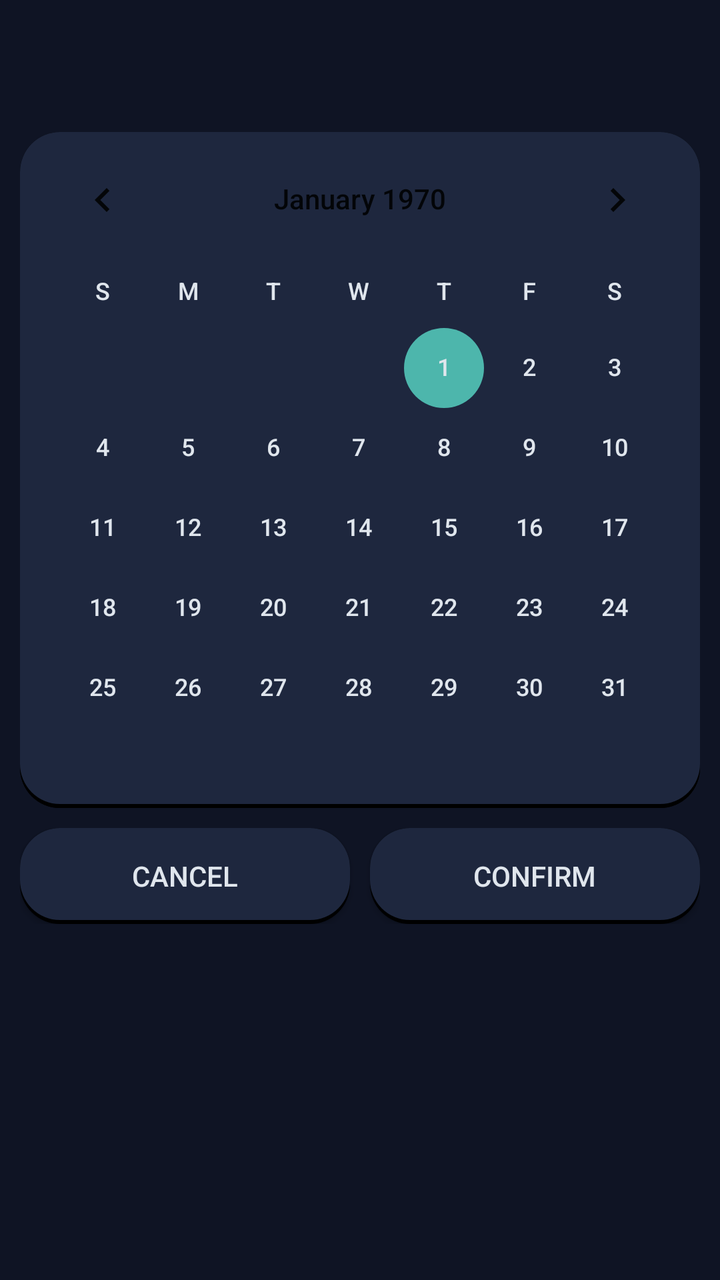
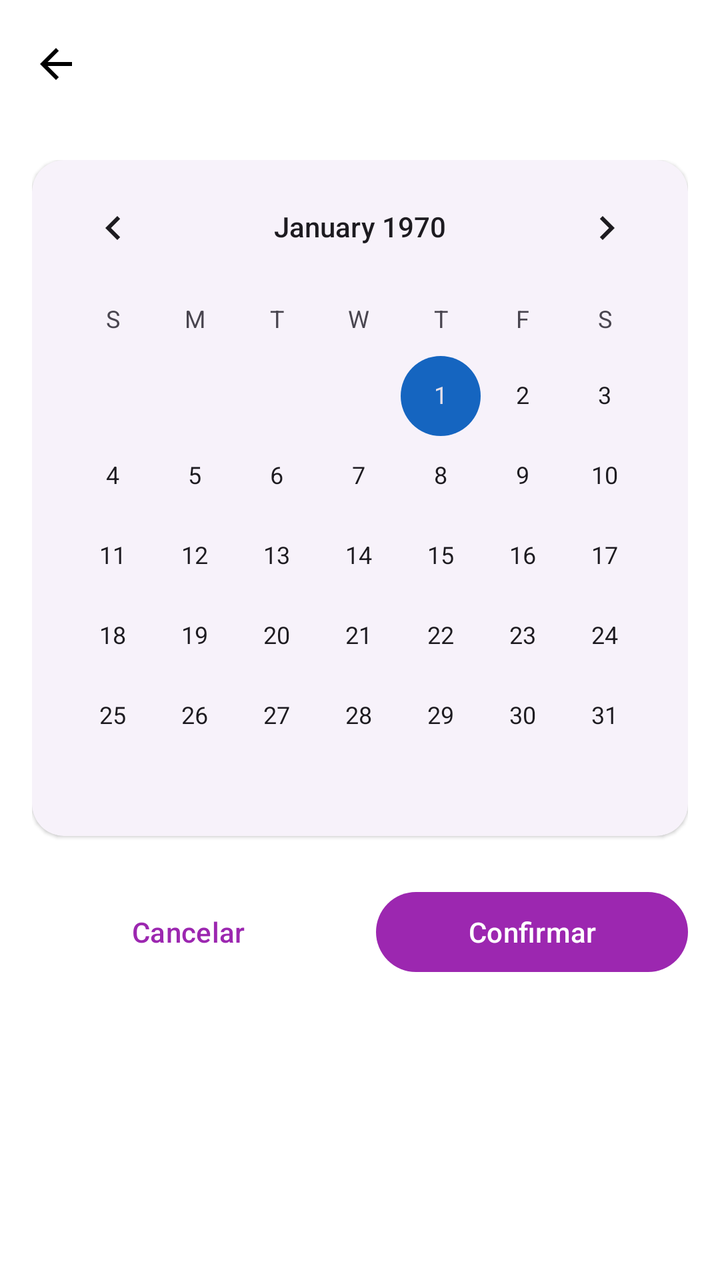

An Android layout rendered at two revisions. The XML below is the earlier revision; the diff shows what the commit changed to produce the second picture.
<!-- AndroidManifest.xml: application theme Theme.Newstart -->
<!-- res/layout/activity_calendar.xml -->
<?xml version="1.0" encoding="utf-8"?>
<androidx.constraintlayout.widget.ConstraintLayout xmlns:android="http://schemas.android.com/apk/res/android"
    xmlns:app="http://schemas.android.com/apk/res-auto"
    xmlns:tools="http://schemas.android.com/tools"
    android:layout_width="match_parent"
    android:layout_height="match_parent"
    android:background="@color/dark_purple"
    tools:context=".activities.Activity_Calendar">

    <androidx.appcompat.widget.Toolbar
        android:id="@+id/toolbarActivityCalendar"
        android:layout_width="match_parent"
        android:layout_height="wrap_content"
        android:minHeight="?attr/actionBarSize"
        app:layout_constraintEnd_toEndOf="parent"
        app:layout_constraintHorizontal_bias="0.0"
        app:layout_constraintStart_toStartOf="parent"
        app:layout_constraintTop_toTopOf="parent"
        app:titleTextColor="@color/text_middle" />

    <CalendarView
        android:id="@+id/calendarView"
        android:layout_width="match_parent"
        android:layout_height="wrap_content"
        android:layout_marginStart="10dp"
        android:layout_marginEnd="10dp"
        android:layout_marginTop="10dp"
        android:background="@drawable/shape_box_round_middle"
        android:dateTextAppearance="@color/pop_orange"
        android:foregroundTint="#0099A4C5"
        android:weekDayTextAppearance="@color/pop_orange"
        app:layout_constraintEnd_toEndOf="parent"
        app:layout_constraintHorizontal_bias="1.0"
        app:layout_constraintStart_toStartOf="parent"
        app:layout_constraintTop_toBottomOf="@+id/toolbarActivityCalendar" />

    <LinearLayout
        android:id="@+id/linearLayoutButtonsNutrition"
        android:layout_width="match_parent"
        android:layout_height="wrap_content"
        android:layout_marginStart="10dp"
        android:layout_marginTop="10dp"
        android:layout_marginEnd="10dp"
        android:fadingEdge="vertical"
        android:orientation="horizontal"
        app:layout_constraintEnd_toEndOf="parent"
        app:layout_constraintHorizontal_bias="0.0"
        app:layout_constraintStart_toStartOf="parent"
        app:layout_constraintTop_toBottomOf="@+id/calendarView">

        <androidx.appcompat.widget.AppCompatButton
            android:id="@+id/buttonCancelSetDate"
            android:layout_width="0dp"
            android:layout_height="wrap_content"
            android:layout_weight="1"
            android:background="@drawable/shape_box_round_middle"
            android:text="Cancel" />

        <Space
            android:layout_width="10dp"
            android:layout_height="match_parent" />

        <androidx.appcompat.widget.AppCompatButton
            android:id="@+id/buttonConfirmSetDate"
            android:layout_width="0dp"
            android:layout_height="wrap_content"
            android:layout_weight="1"
            android:background="@drawable/shape_box_round_middle"
            android:text="Confirm" />

    </LinearLayout>

</androidx.constraintlayout.widget.ConstraintLayout>
<!-- resources referenced by this layout -->
<resources>
  <color name="dark_purple">#0F1424</color>
  <color name="pop_orange">#F97141</color>
  <color name="text_middle">#8A96A8</color>
  <!-- drawable shape_box_round_middle (drawable-v24) -->
  <?xml version="1.0" encoding="utf-8"?>
  <layer-list xmlns:android="http://schemas.android.com/apk/res/android">
      
      <item>
          <shape android:shape="rectangle">
              <corners
                  android:bottomRightRadius="20dp"
                  android:bottomLeftRadius="20dp"
                  android:topRightRadius="20dp"
                  android:topLeftRadius="20dp"/>
              <solid
                  android:color="@color/black" />
          </shape>
      </item>
  
      
      <item
          android:left="0dp"
          android:right="0dp"
          android:top="0dp"
          android:bottom="2dp">
          <shape android:shape="rectangle">
              <corners
                  android:bottomRightRadius="20dp"
                  android:bottomLeftRadius="20dp"
                  android:topRightRadius="20dp"
                  android:topLeftRadius="20dp" />
              <solid
                  android:color="@color/middle_purple" />
          </shape>
      </item>
  </layer-list>
  <style name="Theme.Newstart" parent="Theme.MaterialComponents.DayNight.NoActionBar">
          
          <item name="colorPrimary">@color/accent_teal</item>
          <item name="colorPrimaryVariant">@color/dark_purple</item>
          <item name="colorOnPrimary">@color/dark_purple</item>
  
          
          <item name="android:windowBackground">@color/dark_purple</item>
          <item name="android:textColor">@color/text_high</item>
  
          
          <item name="colorSecondary">@color/accent_teal</item>
          <item name="colorOnSecondary">@color/dark_purple</item>
  
          
          <item name="android:statusBarColor" tools:targetApi="l">@color/dark_purple</item>
  
          
          <item name="colorControlNormal">@color/text_middle</item>
          <item name="colorControlActivated">@color/accent_teal</item>
      </style>
  <color name="black">#FF000000</color>
  <color name="middle_purple">#1E273E</color>
  <color name="accent_teal">#4DB6AC</color>
  <color name="text_high">#E0E6ED</color>
</resources>

<!-- the commit's change to res/layout/activity_calendar.xml (unified diff, before → after) -->
@@ -1,73 +1,81 @@
 <?xml version="1.0" encoding="utf-8"?>
-<androidx.constraintlayout.widget.ConstraintLayout xmlns:android="http://schemas.android.com/apk/res/android"
+<androidx.coordinatorlayout.widget.CoordinatorLayout xmlns:android="http://schemas.android.com/apk/res/android"
     xmlns:app="http://schemas.android.com/apk/res-auto"
     xmlns:tools="http://schemas.android.com/tools"
     android:layout_width="match_parent"
     android:layout_height="match_parent"
-    android:background="@color/dark_purple"
+    android:background="?android:attr/windowBackground"
     tools:context=".activities.Activity_Calendar">
 
-    <androidx.appcompat.widget.Toolbar
-        android:id="@+id/toolbarActivityCalendar"
+    <com.google.android.material.appbar.AppBarLayout
         android:layout_width="match_parent"
         android:layout_height="wrap_content"
-        android:minHeight="?attr/actionBarSize"
-        app:layout_constraintEnd_toEndOf="parent"
-        app:layout_constraintHorizontal_bias="0.0"
-        app:layout_constraintStart_toStartOf="parent"
-        app:layout_constraintTop_toTopOf="parent"
-        app:titleTextColor="@color/text_middle" />
+        android:background="@android:color/transparent"
+        app:elevation="0dp">
 
-    <CalendarView
-        android:id="@+id/calendarView"
+        <com.google.android.material.appbar.MaterialToolbar
+            android:id="@+id/toolbarActivityCalendar"
+            android:layout_width="match_parent"
+            android:layout_height="?attr/actionBarSize"
+            app:titleTextColor="?attr/colorOnSurface"
+            app:navigationIcon="@drawable/ic_baseline_arrow_back_24"
+            app:navigationIconTint="?attr/colorOnSurface" />
+
+    </com.google.android.material.appbar.AppBarLayout>
+
+    <androidx.core.widget.NestedScrollView
         android:layout_width="match_parent"
-        android:layout_height="wrap_content"
-        android:layout_marginStart="10dp"
-        android:layout_marginEnd="10dp"
-        android:layout_marginTop="10dp"
-        android:background="@drawable/shape_box_round_middle"
-        android:dateTextAppearance="@color/pop_orange"
-        android:foregroundTint="#0099A4C5"
-        android:weekDayTextAppearance="@color/pop_orange"
-        app:layout_constraintEnd_toEndOf="parent"
-        app:layout_constraintHorizontal_bias="1.0"
-        app:layout_constraintStart_toStartOf="parent"
-        app:layout_constraintTop_toBottomOf="@+id/toolbarActivityCalendar" />
+        android:layout_height="match_parent"
+        app:layout_behavior="@string/appbar_scrolling_view_behavior">
 
-    <LinearLayout
-        android:id="@+id/linearLayoutButtonsNutrition"
-        android:layout_width="match_parent"
-        android:layout_height="wrap_content"
-        android:layout_marginStart="10dp"
-        android:layout_marginTop="10dp"
-        android:layout_marginEnd="10dp"
-        android:fadingEdge="vertical"
-        android:orientation="horizontal"
-        app:layout_constraintEnd_toEndOf="parent"
-        app:layout_constraintHorizontal_bias="0.0"
-        app:layout_constraintStart_toStartOf="parent"
-        app:layout_constraintTop_toBottomOf="@+id/calendarView">
+        <LinearLayout
+            android:layout_width="match_parent"
+            android:layout_height="wrap_content"
+            android:orientation="vertical"
+            android:padding="16dp">
 
-        <androidx.appcompat.widget.AppCompatButton
-            android:id="@+id/buttonCancelSetDate"
-            android:layout_width="0dp"
-            android:layout_height="wrap_content"
-            android:layout_weight="1"
-            android:background="@drawable/shape_box_round_middle"
-            android:text="Cancel" />
+            <com.google.android.material.card.MaterialCardView
+                android:layout_width="match_parent"
+                android:layout_height="wrap_content"
+                style="@style/Widget.Material3.CardView.Elevated"
+                app:cardCornerRadius="16dp">
 
-        <Space
-            android:layout_width="10dp"
-            android:layout_height="match_parent" />
+                <CalendarView
+                    android:id="@+id/calendarView"
+                    android:layout_width="match_parent"
+                    android:layout_height="wrap_content" />
+            </com.google.android.material.card.MaterialCardView>
 
-        <androidx.appcompat.widget.AppCompatButton
-            android:id="@+id/buttonConfirmSetDate"
-            android:layout_width="0dp"
-            android:layout_height="wrap_content"
-            android:layout_weight="1"
-            android:background="@drawable/shape_box_round_middle"
-            android:text="Confirm" />
+            <LinearLayout
+                android:id="@+id/linearLayoutButtonsNutrition"
+                android:layout_width="match_parent"
+                android:layout_height="wrap_content"
+                android:layout_marginTop="24dp"
+                android:orientation="horizontal">
 
-    </LinearLayout>
+                <com.google.android.material.button.MaterialButton
+                    android:id="@+id/buttonCancelSetDate"
+                    style="@style/Widget.Material3.Button.TextButton"
+                    android:layout_width="0dp"
+                    android:layout_height="wrap_content"
+                    android:layout_weight="1"
+                    android:text="Cancelar" />
 
-</androidx.constraintlayout.widget.ConstraintLayout>
+                <Space
+                    android:layout_width="16dp"
+                    android:layout_height="match_parent" />
+
+                <com.google.android.material.button.MaterialButton
+                    android:id="@+id/buttonConfirmSetDate"
+                    style="@style/Widget.Material3.Button"
+                    android:layout_width="0dp"
+                    android:layout_height="wrap_content"
+                    android:layout_weight="1"
+                    android:text="Confirmar" />
+
+            </LinearLayout>
+
+        </LinearLayout>
+    </androidx.core.widget.NestedScrollView>
+
+</androidx.coordinatorlayout.widget.CoordinatorLayout>
<!-- resource entries referenced after the edit -->
@@ -1,65 +1,42 @@
 <!-- resources referenced by this layout -->
 <resources>
-  <color name="dark_purple">#0F1424</color>
-  <color name="pop_orange">#F97141</color>
+  <!-- drawable ic_baseline_arrow_back_24 (drawable) -->
+  <vector xmlns:android="http://schemas.android.com/apk/res/android"
+      android:width="24dp"
+      android:height="24dp"
+      android:viewportWidth="24"
+      android:viewportHeight="24"
+      android:tint="?attr/colorControlNormal">
+    <path
+        android:fillColor="@android:color/white"
+        android:pathData="M20,11H7.83l5.59,-5.59L12,4l-8,8 8,8 1.41,-1.41L7.83,13H20v-2z"/>
+  </vector>
   <color name="text_middle">#8A96A8</color>
-  <!-- drawable shape_box_round_middle (drawable-v24) -->
-  <?xml version="1.0" encoding="utf-8"?>
-  <layer-list xmlns:android="http://schemas.android.com/apk/res/android">
-      
-      <item>
-          <shape android:shape="rectangle">
-              <corners
-                  android:bottomRightRadius="20dp"
-                  android:bottomLeftRadius="20dp"
-                  android:topRightRadius="20dp"
-                  android:topLeftRadius="20dp"/>
-              <solid
-                  android:color="@color/black" />
-          </shape>
-      </item>
-  
-      
-      <item
-          android:left="0dp"
-          android:right="0dp"
-          android:top="0dp"
-          android:bottom="2dp">
-          <shape android:shape="rectangle">
-              <corners
-                  android:bottomRightRadius="20dp"
-                  android:bottomLeftRadius="20dp"
-                  android:topRightRadius="20dp"
-                  android:topLeftRadius="20dp" />
-              <solid
-                  android:color="@color/middle_purple" />
-          </shape>
-      </item>
-  </layer-list>
-  <style name="Theme.Newstart" parent="Theme.MaterialComponents.DayNight.NoActionBar">
+  <style name="Theme.Newstart" parent="Theme.Material3.DayNight.NoActionBar">
           
-          <item name="colorPrimary">@color/accent_teal</item>
-          <item name="colorPrimaryVariant">@color/dark_purple</item>
-          <item name="colorOnPrimary">@color/dark_purple</item>
+          <item name="colorPrimary">@color/nutrition_primary</item>
+          <item name="colorOnPrimary">@color/white</item>
+          <item name="colorSecondary">@color/workout_primary</item>
+          <item name="colorOnSecondary">@color/white</item>
+          <item name="colorTertiary">@color/sun_primary</item>
+          <item name="colorOnTertiary">@color/white</item>
   
           
-          <item name="android:windowBackground">@color/dark_purple</item>
-          <item name="android:textColor">@color/text_high</item>
+          <item name="android:windowBackground">@color/white</item>
+          <item name="colorSurface">@color/white</item>
+          <item name="colorOnSurface">@color/black</item>
+          <item name="colorSurfaceVariant">@color/pro_max_card_bg</item>
+          <item name="colorOnSurfaceVariant">@color/text_middle</item>
   
           
-          <item name="colorSecondary">@color/accent_teal</item>
-          <item name="colorOnSecondary">@color/dark_purple</item>
-  
-          
-          <item name="android:statusBarColor" tools:targetApi="l">@color/dark_purple</item>
-  
-          
-          <item name="colorControlNormal">@color/text_middle</item>
-          <item name="colorControlActivated">@color/accent_teal</item>
+          <item name="android:statusBarColor">@android:color/transparent</item>
+          <item name="android:windowLightStatusBar">true</item>
       </style>
-  <color name="black">#FF000000</color>
-  <color name="middle_purple">#1E273E</color>
-  <color name="accent_teal">#4DB6AC</color>
-  <color name="text_high">#E0E6ED</color>
+  <color name="nutrition_primary">#9C27B0</color>
+  <color name="white">#FFFFFF</color>
+  <color name="workout_primary">#1565C0</color>
+  <color name="sun_primary">#8BC34A</color>
+  <color name="black">#000000</color>
+  <color name="pro_max_card_bg">#F8F4F8</color>
 </resources>
 
